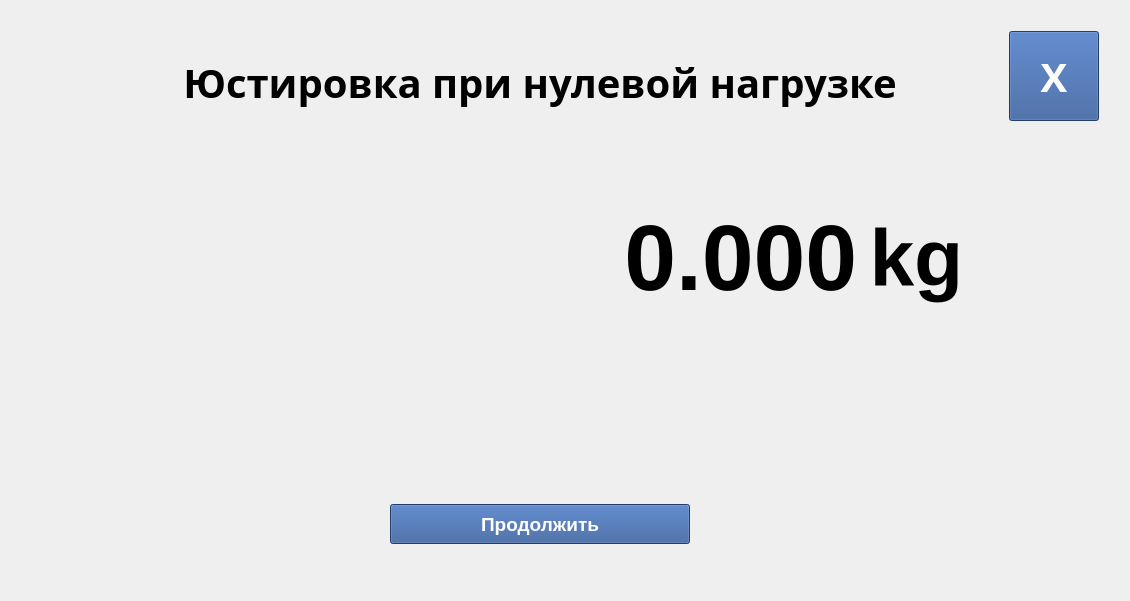
This is alignwidget.ui in cyrillwork/MassaK as Qt 5 draws it before an edit. The edited form follows.
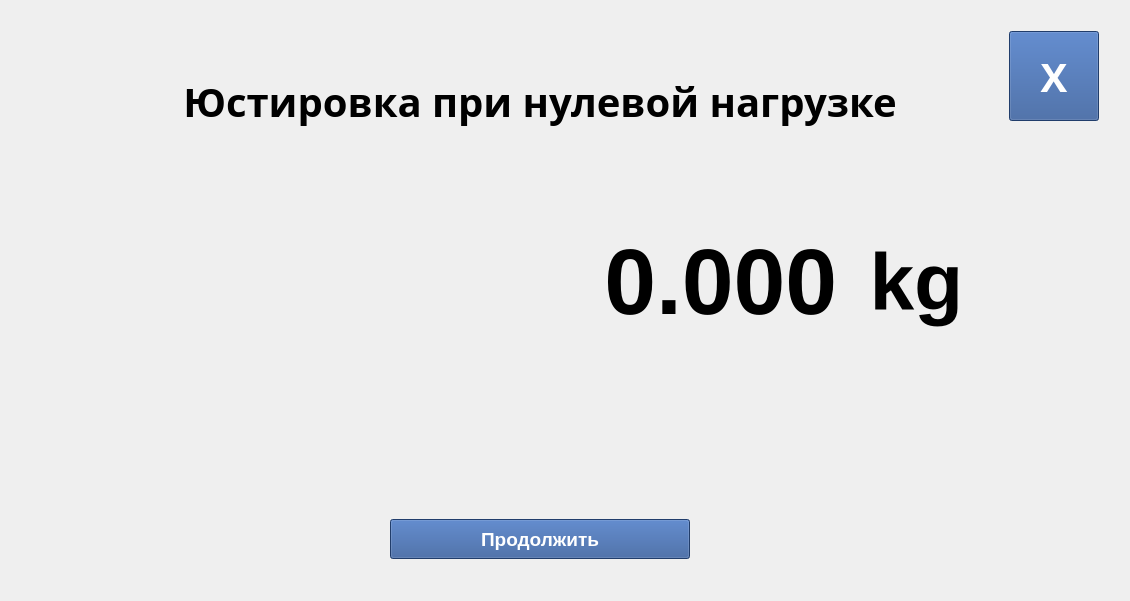
This is the edited form.

```diff
--- a/alignwidget.ui
+++ b/alignwidget.ui
@@ -124,12 +124,26 @@
        </property>
       </spacer>
      </item>
+     <item>
+      <spacer name="verticalSpacer_15">
+       <property name="orientation">
+        <enum>Qt::Vertical</enum>
+       </property>
+       <property name="sizeHint" stdset="0">
+        <size>
+         <width>20</width>
+         <height>40</height>
+        </size>
+       </property>
+      </spacer>
+     </item>
      <item>
       <widget class="QLabel" name="titleLabel">
        <property name="font">
         <font>
          <family>Sans Serif</family>
          <pointsize>30</pointsize>
+         <weight>75</weight>
          <bold>true</bold>
         </font>
        </property>
@@ -157,6 +171,19 @@
        </property>
       </spacer>
      </item>
+     <item>
+      <spacer name="verticalSpacer_14">
+       <property name="orientation">
+        <enum>Qt::Vertical</enum>
+       </property>
+       <property name="sizeHint" stdset="0">
+        <size>
+         <width>20</width>
+         <height>40</height>
+        </size>
+       </property>
+      </spacer>
+     </item>
      <item>
       <spacer name="verticalSpacer_9">
        <property name="orientation">
@@ -189,19 +216,20 @@
         <widget class="QLabel" name="weightLabel">
          <property name="minimumSize">
           <size>
-           <width>400</width>
+           <width>500</width>
            <height>0</height>
           </size>
          </property>
          <property name="maximumSize">
           <size>
-           <width>400</width>
+           <width>500</width>
            <height>16777215</height>
           </size>
          </property>
          <property name="font">
           <font>
            <pointsize>70</pointsize>
+           <weight>75</weight>
            <bold>true</bold>
           </font>
          </property>
@@ -220,19 +248,20 @@
         <widget class="QLabel" name="kgLabel">
          <property name="minimumSize">
           <size>
-           <width>100</width>
+           <width>120</width>
            <height>0</height>
           </size>
          </property>
          <property name="maximumSize">
           <size>
-           <width>100</width>
+           <width>120</width>
            <height>16777215</height>
           </size>
          </property>
          <property name="font">
           <font>
            <pointsize>60</pointsize>
+           <weight>75</weight>
            <bold>true</bold>
           </font>
          </property>
@@ -240,7 +269,7 @@
           <enum>Qt::RightToLeft</enum>
          </property>
          <property name="text">
-          <string>kg</string>
+          <string> kg</string>
          </property>
          <property name="alignment">
           <set>Qt::AlignRight|Qt::AlignTrailing|Qt::AlignVCenter</set>
@@ -278,6 +307,19 @@
        </property>
       </spacer>
      </item>
+     <item>
+      <spacer name="verticalSpacer_13">
+       <property name="orientation">
+        <enum>Qt::Vertical</enum>
+       </property>
+       <property name="sizeHint" stdset="0">
+        <size>
+         <width>20</width>
+         <height>40</height>
+        </size>
+       </property>
+      </spacer>
+     </item>
      <item>
       <spacer name="verticalSpacer_8">
        <property name="orientation">
@@ -304,6 +346,7 @@
          <property name="font">
           <font>
            <pointsize>14</pointsize>
+           <weight>75</weight>
            <bold>true</bold>
           </font>
          </property>
@@ -317,6 +360,7 @@
          <property name="font">
           <font>
            <pointsize>14</pointsize>
+           <weight>75</weight>
            <bold>true</bold>
           </font>
          </property>
@@ -375,6 +419,7 @@
          <property name="font">
           <font>
            <pointsize>14</pointsize>
+           <weight>75</weight>
            <bold>true</bold>
           </font>
          </property>
```
Left out of the diff: 3 changed lines with no effect on the pictures.
